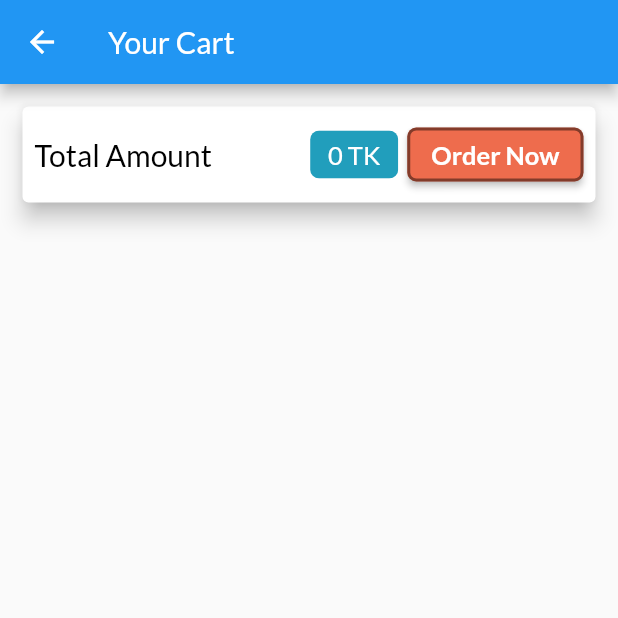
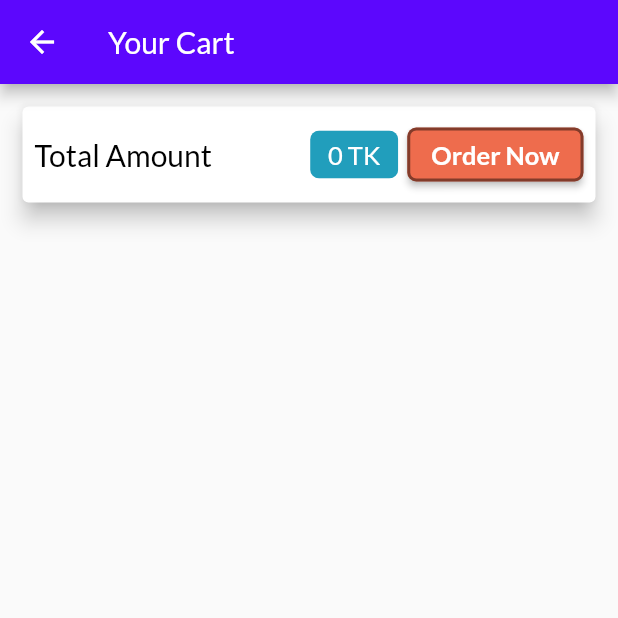
Before and after one commit to efat1531/my_shop_flutter, a Flutter app: the screen it shows after launch, after a tap on the "shopping cart" icon, on a phone screen of 412 x 824 dp, the top half of it. Run offline on Flutter 3.47's test engine with Material 2 defaults, Android fonts, the phone set to English and light mode, and no system bars; our stand-ins replace auto_size_text; network calls fail.

Commit message:
Added fonts and updated UI

```diff
--- a/lib/main.dart
+++ b/lib/main.dart
@@ -24,9 +24,10 @@ class MyApp extends StatelessWidget {
       child: MaterialApp(
         title: 'MyShop',
         theme: ThemeData(
-          primarySwatch: Colors.blue,
-          accentColor: Color.fromRGBO(251, 133, 0, 1),
           fontFamily: 'Lato',
+          appBarTheme: const AppBarTheme(
+            backgroundColor: Color.fromRGBO(92, 7, 253, 1.0),
+          ),
         ),
         home: ProductOverviewScreen(),
         routes: {
--- a/lib/screens/products_overview_screen.dart
+++ b/lib/screens/products_overview_screen.dart
@@ -28,7 +28,7 @@ class _ProductOverviewScreenState extends State<ProductOverviewScreen> {
           Consumer<Cart>(
             builder: (context, cart, ch) => Badge(
               child: ch!,
-              color: Theme.of(context).accentColor,
+              color: Color.fromRGBO(255, 114, 67, 1),
               value: cart.itemCount.toString(),
             ),
             child: IconButton(
--- a/lib/widgets/products_item.dart
+++ b/lib/widgets/products_item.dart
@@ -1,5 +1,6 @@
 // ignore_for_file: sort_child_properties_last, prefer_const_constructors, non_constant_identifier_names
 
+import 'package:auto_size_text/auto_size_text.dart';
 import 'package:flutter/material.dart';
 import 'package:provider/provider.dart';
 import '../provider/Product_model_provider.dart';
@@ -10,7 +11,7 @@ class ProductItem extends StatelessWidget {
   @override
   Widget build(BuildContext context) {
     final ProductReceived = Provider.of<Product>(context, listen: false);
-    final cart = Provider.of<Cart>(context,listen: false);
+    final cart = Provider.of<Cart>(context, listen: false);
     return ClipRRect(
       borderRadius: BorderRadius.only(
         topLeft: Radius.circular(8),
@@ -32,7 +33,7 @@ class ProductItem extends StatelessWidget {
         footer: GridTileBar(
           backgroundColor: Colors.black87,
           leading: IconButton(
-            color: Theme.of(context).accentColor,
+            color: Color.fromRGBO(255, 190, 57, 1),
             icon: Consumer<Product>(
               builder: (context, value, _) => Icon(
                 ProductReceived.isFavourite
```
Also changed, not shown: lib/screens/product_details.dart (+27 -4 lines), pubspec.yaml (+21 -0 lines), assets/fonts/Raleway-Bold.ttf (added), assets/fonts/Raleway-BoldItalic.ttf (added), assets/fonts/Raleway-ExtraBold.ttf (added), assets/fonts/Raleway-ExtraBoldItalic.ttf (added), assets/fonts/Raleway-Light.ttf (added), assets/fonts/Raleway-Medium.ttf (added), assets/fonts/Raleway-MediumItalic.ttf (added), assets/fonts/Raleway-Regular.ttf (added), assets/fonts/Raleway-SemiBold.ttf (added), assets/fonts/Raleway-SemiBoldItalic.ttf (added), pubspec.lock.
